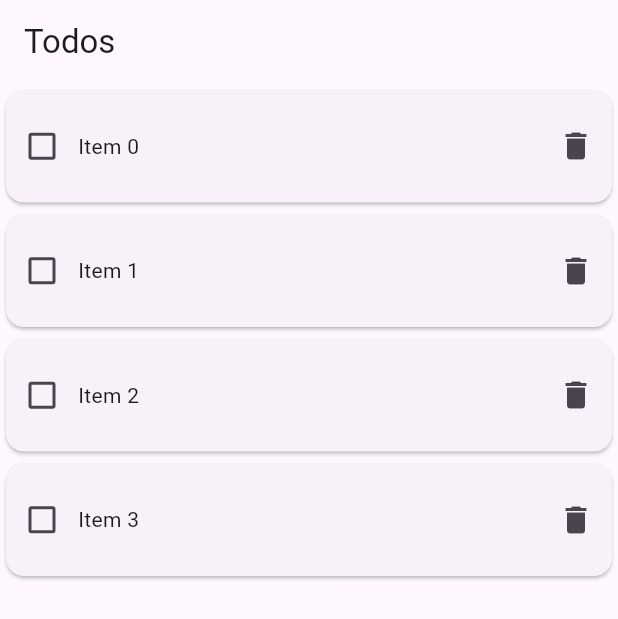
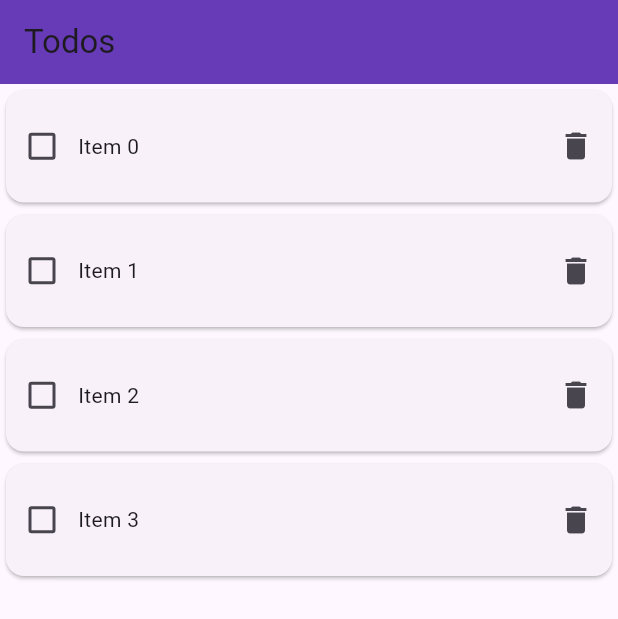
Before and after one commit to bshankar/todo-flutter, a Flutter app: the screen it shows after launch, on a phone screen of 412 x 824 dp. Shown: the top 619 px of the screen. Run offline on Flutter 3.47's test engine with Material 3 defaults, Android fonts, the phone set to English and light mode, and no system bars; our stand-ins replace flutter_riverpod.

Commit message:
Make the app bar purple

```diff
--- a/lib/main.dart
+++ b/lib/main.dart
@@ -14,6 +14,7 @@ class TodoApp extends StatelessWidget {
       title: 'Todos',
       theme: ThemeData(
         colorScheme: ColorScheme.fromSeed(seedColor: Colors.deepPurple),
+        appBarTheme: const AppBarTheme(backgroundColor: Colors.deepPurple),
         useMaterial3: true,
       ),
       home: const Home(),
```
